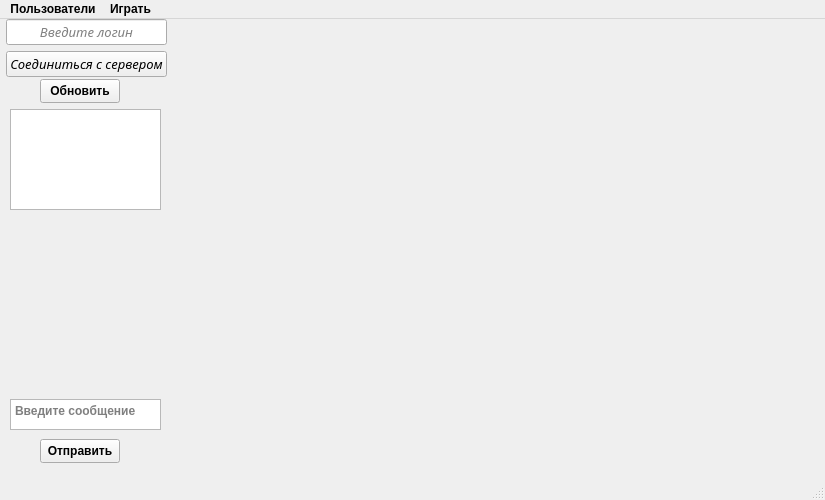
First picture: the form in client/mainwindow.ui, repository VladZg/Network_Battleship_2vs1, before the edit.
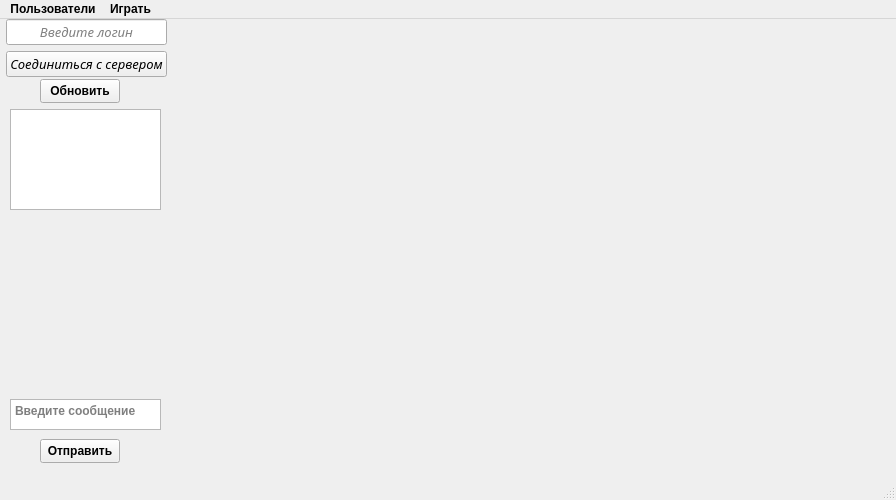
Second picture: the form after the edit.

Commit message: class Controller added, mouse click processed and field image created

Patch:
```diff
--- a/client/mainwindow.ui
+++ b/client/mainwindow.ui
@@ -6,7 +6,7 @@
    <rect>
     <x>0</x>
     <y>0</y>
-    <width>825</width>
+    <width>896</width>
     <height>500</height>
    </rect>
   </property>
@@ -157,24 +157,18 @@
      </rect>
     </property>
    </widget>
-   <widget class="QWidget" name="horizontalLayoutWidget">
+   <widget class="QLabel" name="fieldsLabel">
     <property name="geometry">
      <rect>
-      <x>170</x>
-      <y>90</y>
-      <width>631</width>
-      <height>291</height>
+      <x>200</x>
+      <y>20</y>
+      <width>641</width>
+      <height>421</height>
      </rect>
     </property>
-    <layout class="QHBoxLayout" name="fieldsLayout">
-     <item>
-      <widget class="QLabel" name="fieldsLabel">
-       <property name="text">
-        <string/>
-       </property>
-      </widget>
-     </item>
-    </layout>
+    <property name="text">
+     <string/>
+    </property>
    </widget>
   </widget>
   <widget class="QMenuBar" name="menubar">
@@ -182,7 +176,7 @@
     <rect>
      <x>0</x>
      <y>0</y>
-     <width>825</width>
+     <width>896</width>
      <height>21</height>
     </rect>
    </property>
```
The commit also changes 18 other files.
